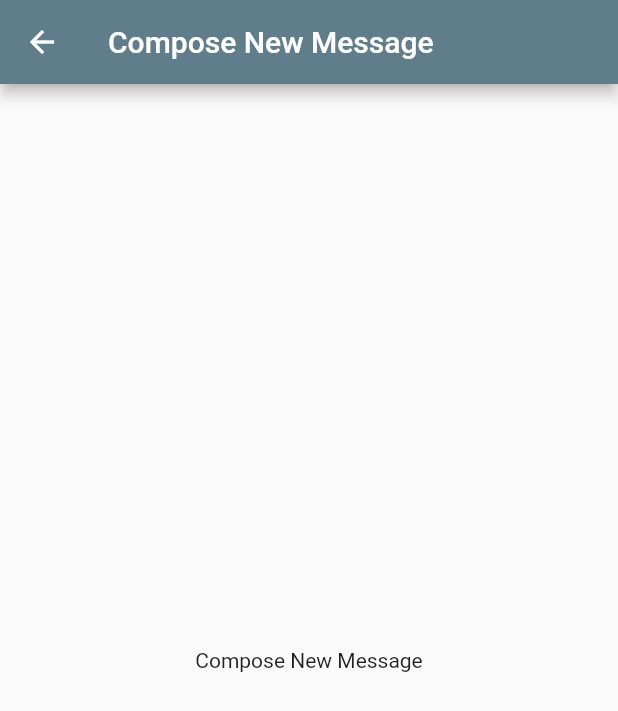
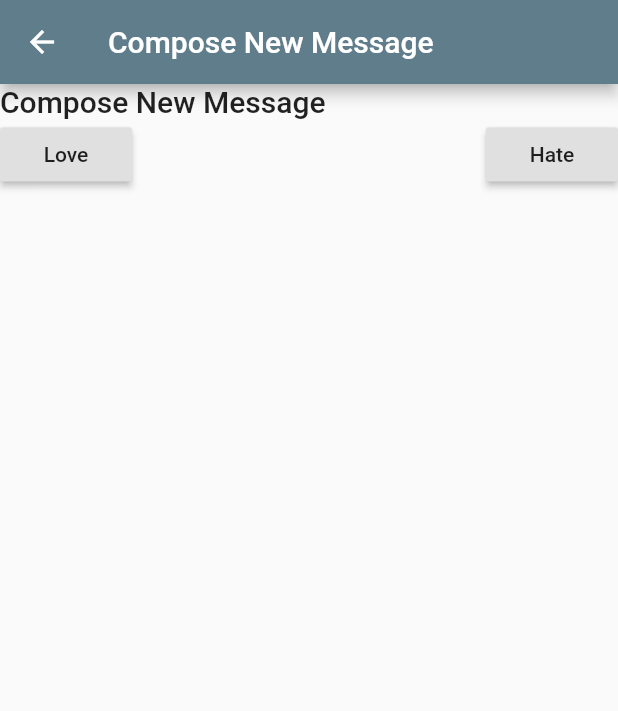
Before and after one commit to rahman541/flutter_prct_yt, a Flutter app: the screen it shows after launch, after a tap on the "add" icon, on a phone screen of 412 x 824 dp. Shown: the top 711 px of the screen. Run offline on Flutter 3.47's test engine with Material 2 defaults, Android fonts, the phone set to English and light mode, and no system bars; generated files the repository leaves out were written again; network calls fail.

Commit message:
Flutter in Practice - E10: Navigating between Screens

```diff
--- /dev/null
+++ b/lib/ComposeButton.dart
@@ -0,0 +1,20 @@
+import 'package:flutter/material.dart';
+
+import 'MessageCompose.dart';
+
+class ComposeButton extends StatelessWidget {
+  @override
+  Widget build(BuildContext context) {
+    return FloatingActionButton(
+      child: Icon(Icons.add),
+      onPressed: () async {
+        String intention = await Navigator.push(context, MaterialPageRoute(builder: (ctx) => MessageCompose()));
+
+        Scaffold.of(context).showSnackBar(SnackBar(
+          content: Text('You message has been sent with $intention'),
+          backgroundColor: Colors.green,
+        ));
+      },
+    );
+  }
+}
--- a/lib/MessageCompose.dart
+++ b/lib/MessageCompose.dart
@@ -5,7 +5,31 @@ class MessageCompose extends StatelessWidget {
   Widget build(BuildContext context) {
     return Scaffold(
       appBar: AppBar(title: Text('Compose New Message')),
-      body: Center(child: Text('Compose New Message'),),
+      body: Container(
+        child: Column(
+          crossAxisAlignment: CrossAxisAlignment.start,
+          children: <Widget>[
+            Text("Compose New Message", style: Theme.of(context).textTheme.title),
+            Row(
+              mainAxisAlignment: MainAxisAlignment.spaceBetween,
+              children: <Widget>[
+                RaisedButton(
+                  child: Text('Love'),
+                  onPressed: () {
+                    Navigator.pop(context, 'Love');
+                  },
+                ),
+                RaisedButton(
+                  child: Text('Hate'),
+                  onPressed: () {
+                    Navigator.pop(context, 'Hate');
+                  },
+                )
+              ]
+            )
+          ]
+        ),
+      ),
     );
   }
 }
--- a/lib/MessageList.dart
+++ b/lib/MessageList.dart
@@ -1,4 +1,5 @@
 import 'package:flutter/material.dart';
+import 'package:flutter_prct_yt/ComposeButton.dart';
 import 'package:flutter_prct_yt/MessageCompose.dart';
 import 'package:flutter_prct_yt/MessageDetail.dart';
 
@@ -33,7 +34,7 @@ class _MessageList extends State<MessageList> {
         // the App.build method, and use it to set our appbar title.
         title: Text(widget.title),
         actions: <Widget>[
-          IconButton(icon: Icon(Icons.refresh), onPressed: (){
+          IconButton(icon: Icon(Icons.refresh), onPressed: () {
             var _messages = Message.browse();
             setState(() {
              messages = _messages;
@@ -70,7 +71,9 @@ class _MessageList extends State<MessageList> {
                       overflow: TextOverflow.ellipsis,
                     ),
                     onTap: () {
-                      Navigator.push(ctx, MaterialPageRoute(builder: (ctx) => MessageDetail()));
+                      Navigator.push(ctx, MaterialPageRoute(
+                        builder: (ctx) => MessageDetail(message.subject, message.body)
+                      ));
                     },
                   );
                 },
@@ -78,12 +81,7 @@ class _MessageList extends State<MessageList> {
           }
         },
       ),
-      floatingActionButton: FloatingActionButton(
-        child: Icon(Icons.add),
-        onPressed: () {
-          Navigator.push(context, MaterialPageRoute(builder: (ctx) => MessageCompose()));
-        },
-      ),
+      floatingActionButton: ComposeButton(),
     );
   }
 }
```
Also changed, not shown: lib/MessageDetail.dart (+9 -3 lines).
